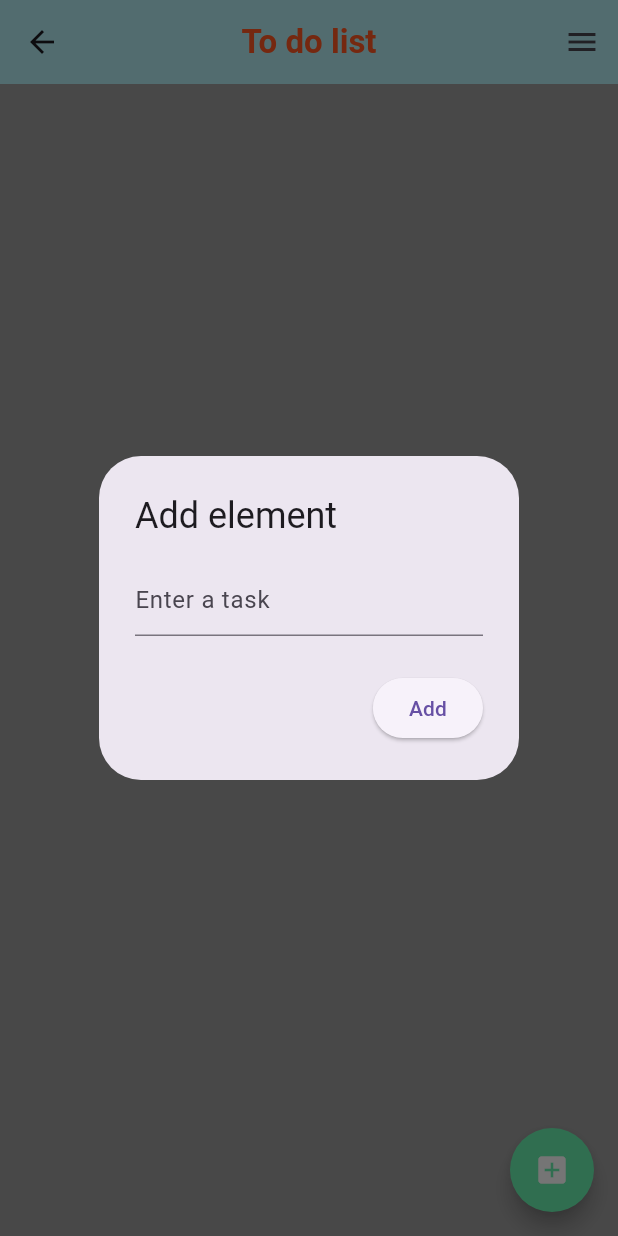
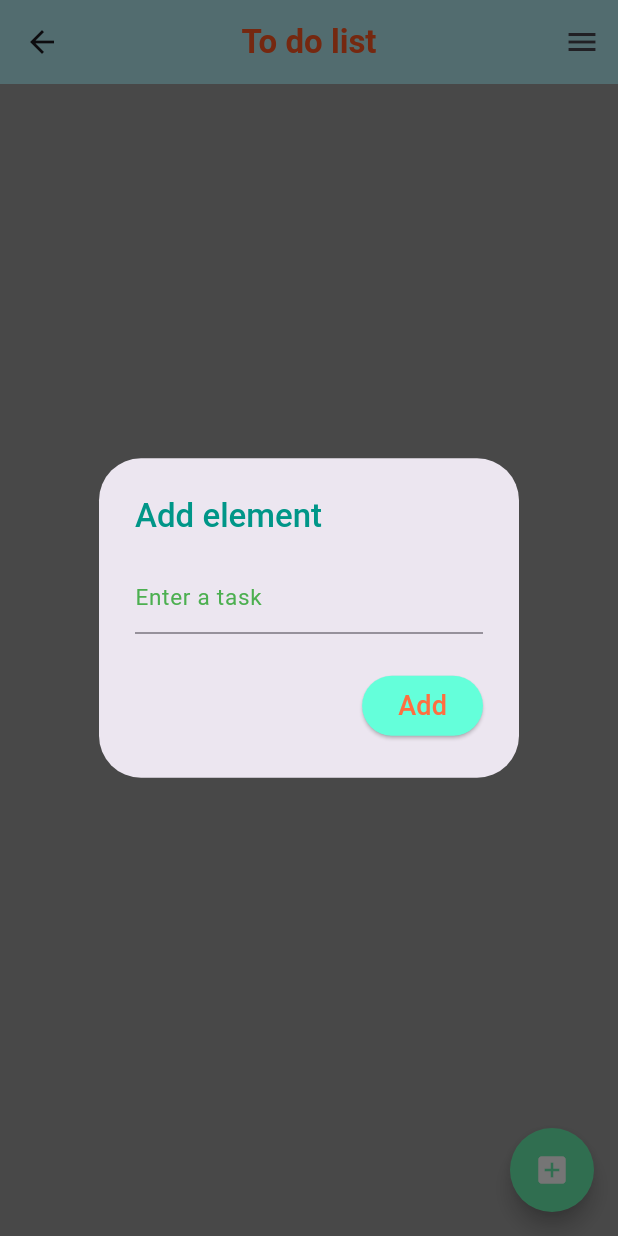
Before and after one commit to Spartakm67/To_do_list, a Flutter app: the Home screen opened by its route, after a tap on the "add box" icon, on a phone screen of 412 x 824 dp. Run offline on Flutter 3.47's test engine with Material 3 defaults, Android fonts, the phone set to English and light mode, and no system bars; our stand-ins replace cloud_firestore, firebase_core; accounts and stored records are empty.

Commit message:
Some styles edited

```diff
--- a/lib/pages/home.dart
+++ b/lib/pages/home.dart
@@ -119,14 +119,26 @@ class _HomeState extends State<Home> {
           onPressed: () {
             showDialog(context: context, builder: (BuildContext context) {
               return AlertDialog(
-                title: const Text('Add element'),
+                title: const Text('Add element',
+                  style: TextStyle(
+                    color: Colors.teal,
+                    fontWeight: FontWeight.w500,
+                    fontSize: 22,
+                  ),
+                ),
                 content: TextField(
                   controller: _controller,
-                  decoration: const InputDecoration(hintText: 'Enter a task'),
+                  decoration: const InputDecoration(hintText: 'Enter a task',
+                    hintStyle: TextStyle(
+                      color: Colors.green,
+                      fontWeight: FontWeight.w400,
+                      fontSize: 15,
+                    ),
+                  ),
                 ),
                 actions: [
                   ElevatedButton(
-                    onPressed: () async {
+                      onPressed: () async {
                       final navigator = Navigator.of(context);
                       final scaffoldMessenger = ScaffoldMessenger.of(context);
                       String task = _controller.text.trim();
@@ -157,7 +169,16 @@ class _HomeState extends State<Home> {
                           const SnackBar(content: Text('Task cannot be empty!')),);
                       }
                     },
-                      child: const Text('Add'),
+                    style: ElevatedButton.styleFrom(
+                      backgroundColor: Colors.tealAccent,
+                    ),
+                    child: const Text('Add',
+                        style: TextStyle(
+                          color: Colors.deepOrangeAccent,
+                          fontWeight: FontWeight.w500,
+                          fontSize: 18,
+                        ),
+                    ),
                   )
                 ],
               );
```
